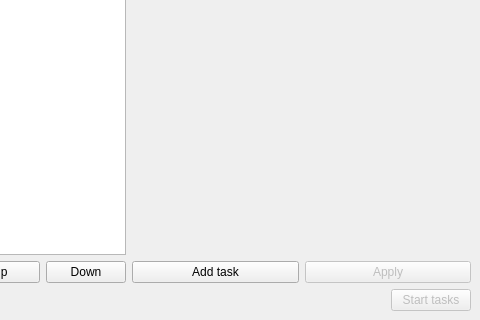
Before: the Qt Designer form src/windows/imageupscalerqt.ui in GRAPHENE9932/ImageUpscalerQt, drawn with Qt 5; both pictures show x 222 to 702 and y 201 to 521 of the 702 by 521 pixel window.
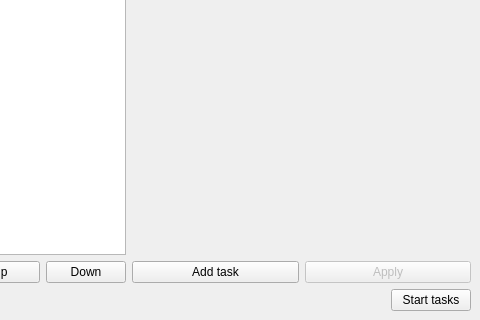
After: the same form once the commit is applied.

Patch:
```diff
--- a/src/windows/imageupscalerqt.ui
+++ b/src/windows/imageupscalerqt.ui
@@ -362,7 +362,7 @@
       <item>
        <widget class="QPushButton" name="start_tasks_button">
         <property name="enabled">
-         <bool>false</bool>
+         <bool>true</bool>
         </property>
         <property name="text">
          <string>Start tasks</string>
```
